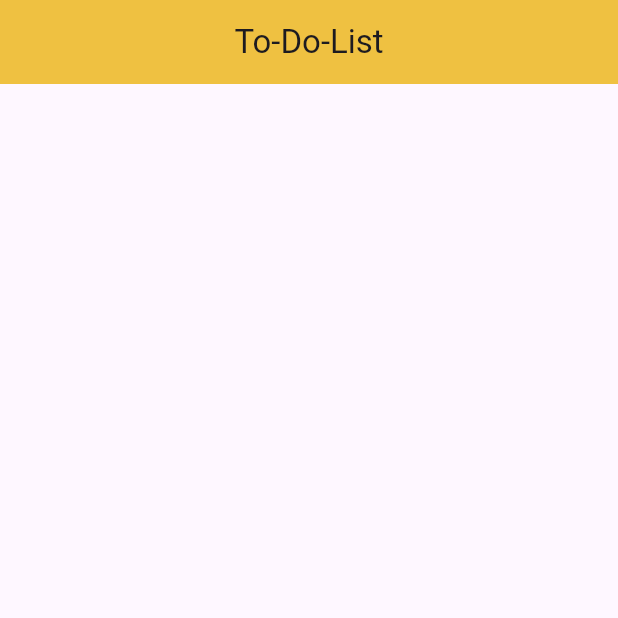
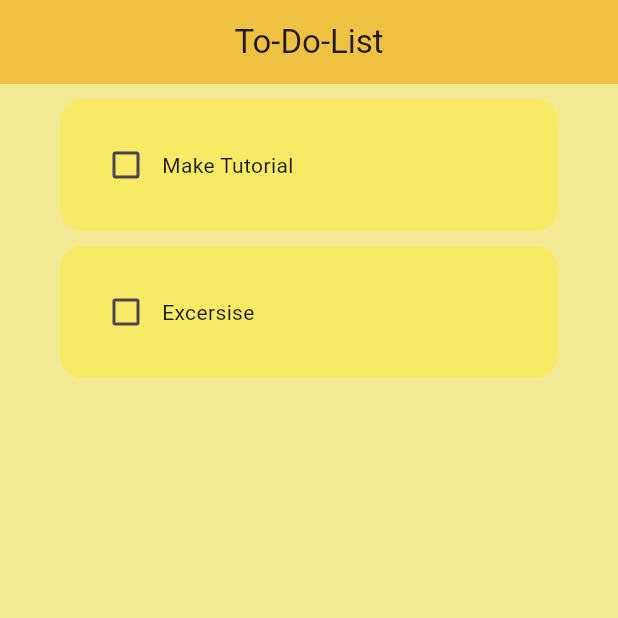
Before and after one commit to SUMANKC7/To-Do-List-App, a Flutter app: the screen it shows after launch, on a phone screen of 412 x 824 dp, the top half of it. Run offline on Flutter 3.47's test engine with Material 3 defaults, Android fonts, the phone set to English and light mode, and no system bars.

Commit message:
Todo bar is done

```diff
--- a/lib/homepage.dart
+++ b/lib/homepage.dart
@@ -1,22 +1,44 @@
 import 'package:flutter/material.dart';
 import 'package:todo_list/listtile.dart';
 
-class HomePage extends StatelessWidget {
+class HomePage extends StatefulWidget {
   const HomePage({super.key});
+
+  @override
+  State<HomePage> createState() => _HomePageState();
+}
+
+class _HomePageState extends State<HomePage> {
+  //todo list tasks
+  List toDoList = [
+    ["Make Tutorial", false],
+    ["Excersise", false],
+  ];
+  // checkbox is tapped
+  void checkedBoxChanged(bool value, int index) {
+    setState(() {
+      toDoList[index][1] = !toDoList[index][1];
+    });
+  }
 
   @override
   Widget build(BuildContext context) {
     return Scaffold(
+      backgroundColor: const Color.fromARGB(255, 243, 234, 150),
       appBar: AppBar(
         title: const Text("To-Do-List"),
-        backgroundColor:const Color.fromARGB(255, 239, 193, 65),
+        backgroundColor: const Color.fromARGB(255, 239, 193, 65),
         centerTitle: true,
-
       ),
-
-
-      body: ListView.builder(itemBuilder: (context,index){}),
-
+      body: ListView.builder(
+          itemCount: toDoList.length,
+          itemBuilder: (context, index) {
+            return ToDoList(
+              taskname: toDoList[index][0],
+              taskCompleted: toDoList[index][1],
+              onChanged: (value) => checkedBoxChanged(value!, index),
+            );
+          }),
     );
   }
 }
--- a/lib/listtile.dart
+++ b/lib/listtile.dart
@@ -1,13 +1,19 @@
 import 'package:flutter/material.dart';
 
 class ToDoList extends StatelessWidget {
-  const ToDoList({
+  final String taskname;
+  final bool taskCompleted;
+  Function(bool?)? onChanged;
+
+   ToDoList({
     super.key,
+     required this.taskname,
+     required this.taskCompleted,
+     required this.onChanged
   });
 
   @override
   Widget build(BuildContext context) {
-
     return Padding(
       padding: const EdgeInsets.only(left: 40, right: 40, top: 10),
       child: Container(
@@ -17,7 +23,15 @@ class ToDoList extends StatelessWidget {
           color: const Color.fromARGB(255, 249, 234, 102),
           borderRadius: BorderRadius.circular(15),
         ),
-        child: const Text("Flutter practice"),
+        child: Row(
+          children: [
+            Checkbox(value: taskCompleted, onChanged: onChanged),
+             Text(taskname,
+             style:TextStyle(decoration:
+             taskCompleted ?TextDecoration.lineThrough:
+             TextDecoration.none) ,),
+          ],
+        ),
       ),
     );
   }
--- a/lib/main.dart
+++ b/lib/main.dart
@@ -12,7 +12,9 @@ class MyApp extends StatelessWidget {
   Widget build(BuildContext context) {
     return const MaterialApp(
       title: "To-Do-List",
-      home: HomePage(),
+      home: HomePage(
+
+      ),
     );
   }
 }
```
